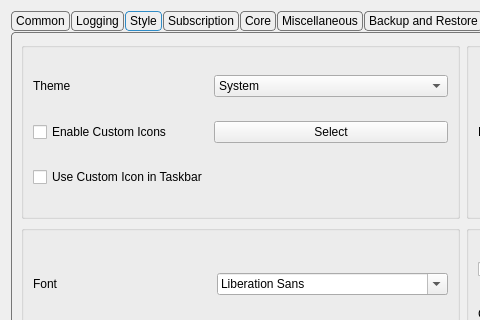
First picture: the form in include/ui/setting/dialog_basic_settings.ui, repository Alukkart/Throne, before the edit; both pictures show x 0 to 480 and y 0 to 320 of the 925 by 634 pixel window.
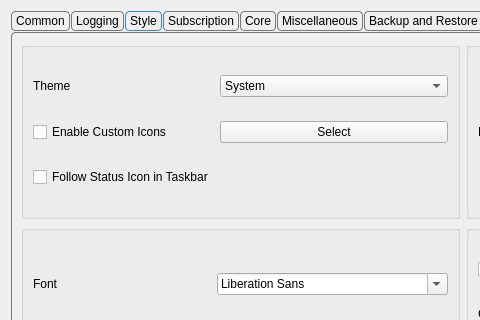
Second picture: the form after the edit. The open tabs and pages were chosen to show the change. Custom widgets are drawn as their Qt base class.

Commit message: Added follow_status_in_taskbar setting with persistence (default true, so behavior is unchanged for everyone including non-custom-icon users) Added Icon::GetBrandIcon() that loads the bundled Throne icon directly, bypassing the custom icon lookup Added checkbox in Style settings group with tooltip; disabled when custom icons are off Dock/taskbar icon now honors the setting; tray icon is unaffected

Patch:
```diff
--- a/include/ui/setting/dialog_basic_settings.ui
+++ b/include/ui/setting/dialog_basic_settings.ui
@@ -706,7 +706,7 @@
                 <string>When enabled, the dock/taskbar icon follows the current connection status. When disabled, it always shows the Throne icon</string>
                </property>
                <property name="text">
-                <string>Use Custom Icon in Taskbar</string>
+                <string>Follow Status Icon in Taskbar</string>
                </property>
               </widget>
              </item>
```
Left out of the diff: 4 changed lines with no effect on the pictures. Lines whose indentation alone changed are shown as unchanged. The commit also changes 7 other files.
